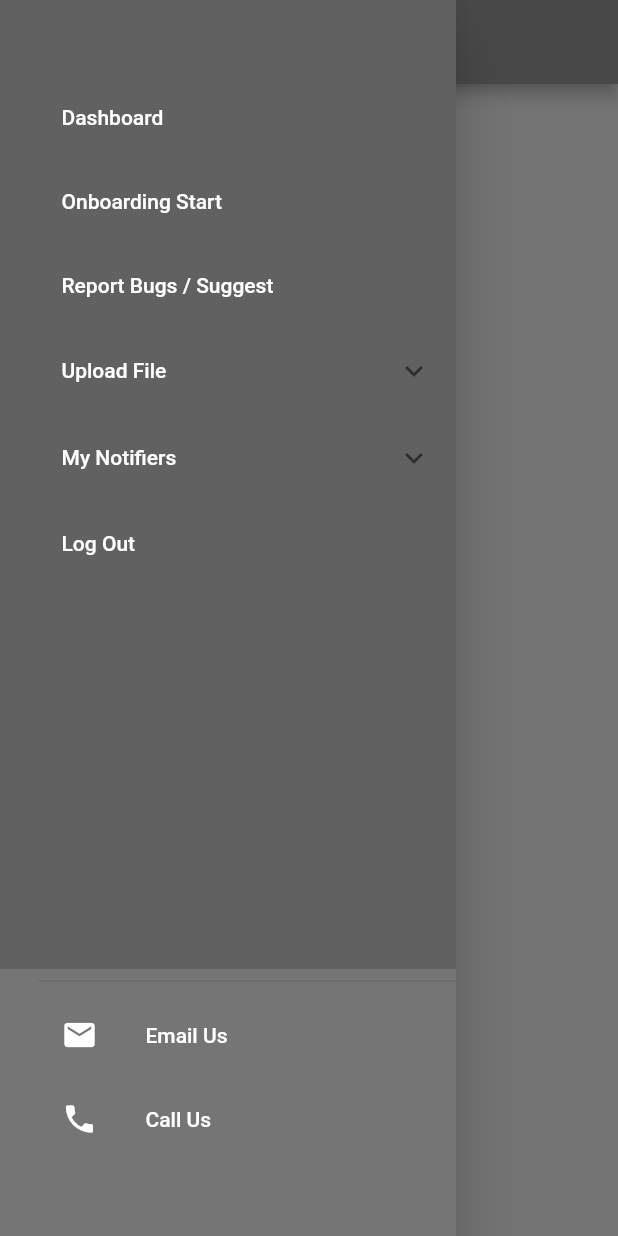
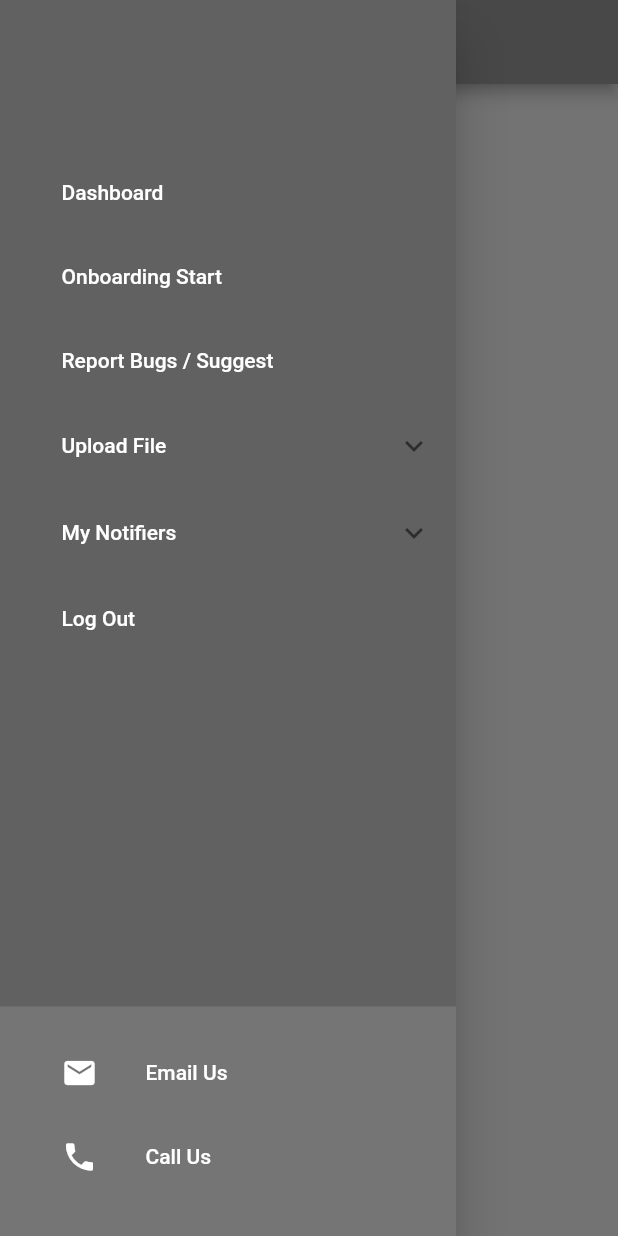
Before and after one commit to rkarish/LifeSafe, a Flutter app: the Dashboard screen opened directly, with the side drawer open, on a phone screen of 412 x 824 dp. Run offline on Flutter 3.47's test engine with Material 2 defaults, Android fonts, the phone set to English and light mode, and no system bars.

Commit message:
removed dividers from menu

```diff
--- a/lib/dashboard.dart
+++ b/lib/dashboard.dart
@@ -19,7 +19,7 @@ class Dashboard extends StatelessWidget {
               Expanded(
                 child: ListView(
                   padding: EdgeInsets.only(
-                    top: 50,
+                    top: 100,
                     left: 25,
                   ),
                   children: <Widget>[
@@ -167,7 +167,7 @@ class Dashboard extends StatelessWidget {
               ),
               Container(
                 color: Colors.grey[600],
-                padding: EdgeInsets.only(bottom: 50, left: 25),
+                padding: EdgeInsets.only(bottom: 25, left: 25),
                 child: Align(
                   alignment: FractionalOffset.bottomLeft,
                   child: Container(
--- a/lib/main.dart
+++ b/lib/main.dart
@@ -11,6 +11,7 @@ class LifeSafe extends StatelessWidget {
       title: Strings.title,
       theme: ThemeData(
         primarySwatch: Colors.grey,
+        dividerColor: Colors.transparent,
       ),
       home: Login(),
     );
```
